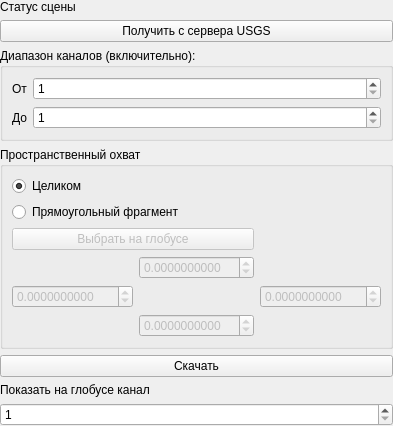
Old version of the form src/geoPortal/ui/SceneOperationsWidget.ui in the repository AlexBobkov/hyexplorer.
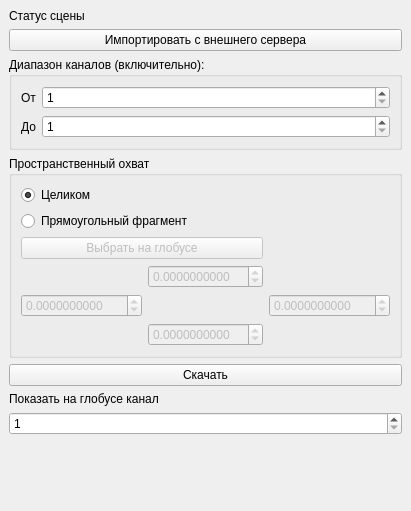
New version of the form.

Commit message: Metadata and operations widgets refactoring

Diff of the .ui file:
```diff
--- a/src/geoPortal/ui/SceneOperationsWidget.ui
+++ b/src/geoPortal/ui/SceneOperationsWidget.ui
@@ -7,7 +7,7 @@
     <x>0</x>
     <y>0</y>
     <width>347</width>
-    <height>387</height>
+    <height>511</height>
    </rect>
   </property>
   <property name="windowTitle">
@@ -15,19 +15,25 @@
   </property>
   <layout class="QVBoxLayout" name="verticalLayout">
    <property name="margin">
-    <number>0</number>
+    <number>9</number>
    </property>
    <item>
     <widget class="QLabel" name="statusLabel">
      <property name="text">
       <string>Статус сцены</string>
      </property>
+     <property name="wordWrap">
+      <bool>true</bool>
+     </property>
+     <property name="openExternalLinks">
+      <bool>true</bool>
+     </property>
     </widget>
    </item>
    <item>
     <widget class="QPushButton" name="getFromUsgsButton">
      <property name="text">
-      <string>Получить с сервера USGS</string>
+      <string>Импортировать с внешнего сервера</string>
      </property>
     </widget>
    </item>
@@ -213,6 +219,19 @@
      </property>
     </widget>
    </item>
+   <item>
+    <spacer name="verticalSpacer">
+     <property name="orientation">
+      <enum>Qt::Vertical</enum>
+     </property>
+     <property name="sizeHint" stdset="0">
+      <size>
+       <width>20</width>
+       <height>40</height>
+      </size>
+     </property>
+    </spacer>
+   </item>
   </layout>
  </widget>
  <resources/>
```
Left out of the diff: 2 changed lines with no effect on the pictures. The commit also changes 8 other files.
